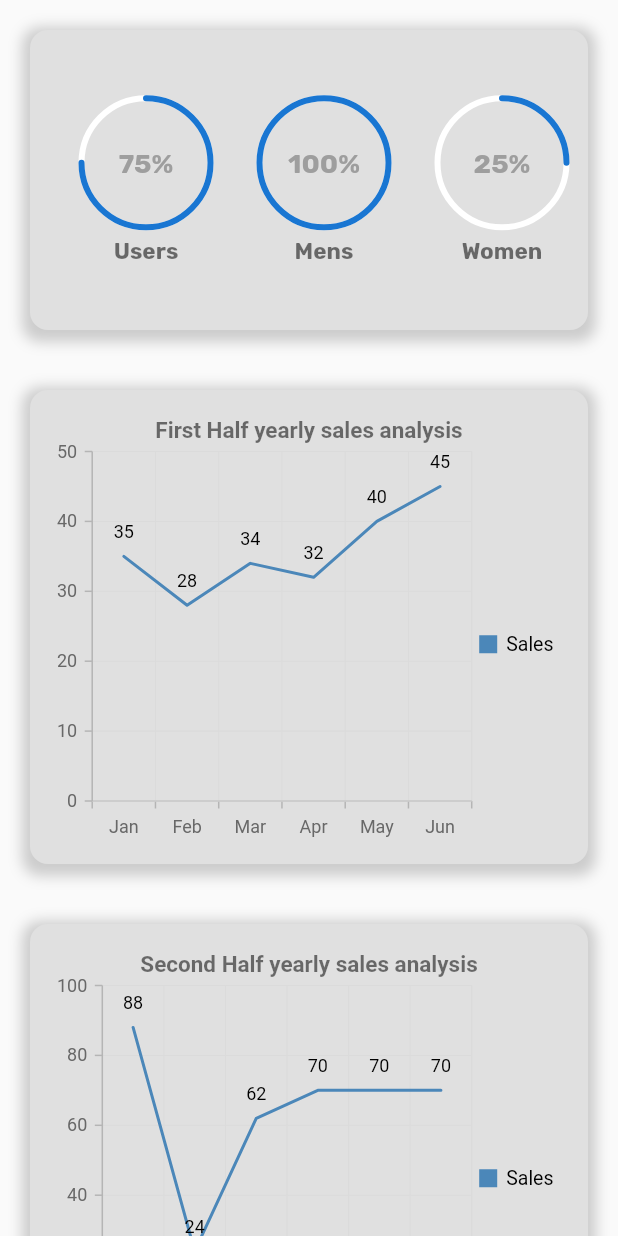
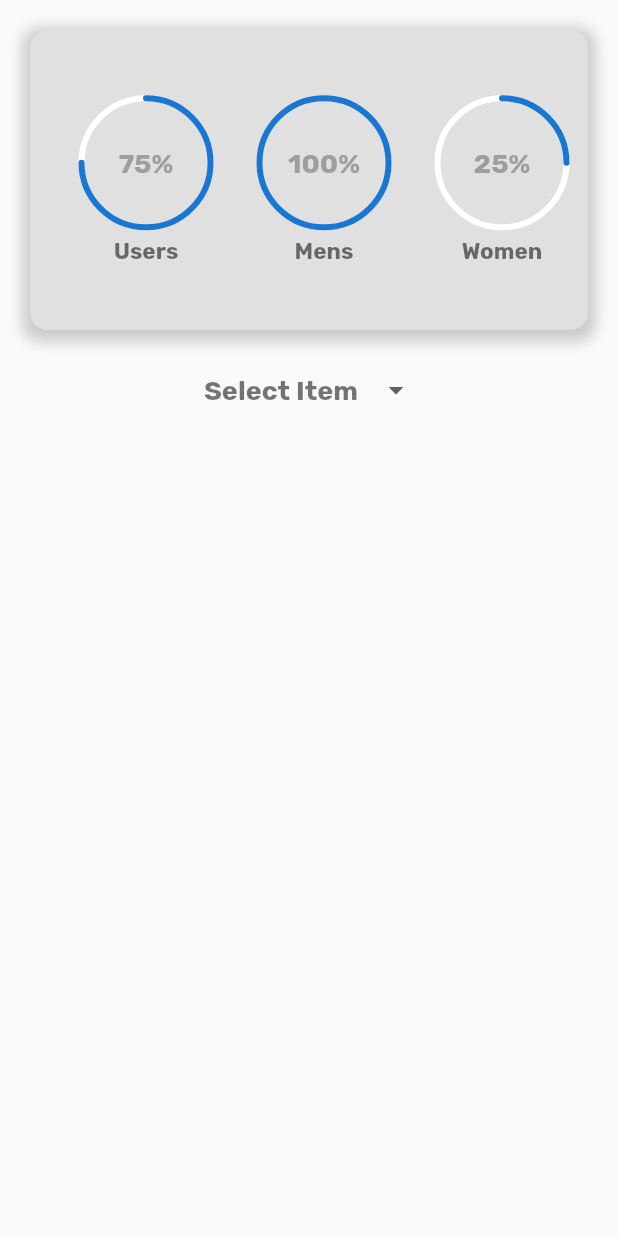
Before and after one commit to islamgamal44/Clone_app, a Flutter app: the screen it shows after launch, on a phone screen of 412 x 824 dp. Run offline on Flutter 3.47's test engine with Material 2 defaults, Android fonts, the light colour scheme and no system bars; drawn by our look-alikes of dropdown_button2, percent_indicator; our stand-ins replace carousel_slider, google_fonts, syncfusion_flutter_charts, timelines.

Commit message:
last update IJ

```diff
--- a/lib/p_i/circular_percent_indicator.dart
+++ b/lib/p_i/circular_percent_indicator.dart
@@ -1,7 +1,10 @@
 // ignore_for_file: prefer_const_literals_to_create_immutables, prefer_const_constructors, sort_child_properties_last
 
+import 'package:dropdown_button2/dropdown_button2.dart';
+import 'package:f2/p_i/cpi_widget/graph/monthlly.dart';
+import 'package:f2/p_i/cpi_widget/graph/monthly.dart';
 import 'package:flutter/material.dart';
-import 'package:syncfusion_flutter_charts/charts.dart';
+import 'package:google_fonts/google_fonts.dart';
 
 import 'cpi_widget/cpi_widget.dart';
 
@@ -13,22 +16,11 @@ class PercentIndicator extends StatefulWidget {
 }
 
 class _PercentIndicatorState extends State<PercentIndicator> {
-  List<_SalesData> data = [
-    _SalesData('Jan', 35),
-    _SalesData('Feb', 28),
-    _SalesData('Mar', 34),
-    _SalesData('Apr', 32),
-    _SalesData('May', 40),
-    _SalesData('Jun', 45),
+  final List<String> items = [
+    'Monthly',
+    'Daily',
   ];
-  List<_SalesData> dataENd = [
-    _SalesData('Jul', 88),
-    _SalesData('Aug', 24),
-    _SalesData('Sep', 62),
-    _SalesData('Oct', 70),
-    _SalesData('Nov', 70),
-    _SalesData('Dec', 70),
-  ];
+  String? selectedValue;
   @override
   Widget build(BuildContext context) {
     return Scaffold(
@@ -92,110 +84,70 @@ class _PercentIndicatorState extends State<PercentIndicator> {
                     ),
                   )),
             ),
-            Padding(
-              padding: const EdgeInsets.all(20.0),
-              child: Container(
-                  width: double.infinity,
-                  decoration: BoxDecoration(
-                    borderRadius: BorderRadius.circular(12),
-                    color: Colors.grey[300],
-                    boxShadow: [
-                      BoxShadow(
-                        color: Colors.grey.withOpacity(0.5),
-                        spreadRadius: 5,
-                        blurRadius: 7,
-                        offset: Offset(0, 3),
-                      ),
-                    ],
+            Center(
+              child: DropdownButtonHideUnderline(
+                child: DropdownButton2(
+                  hint: Text(
+                    'Select Item',
+                    style: GoogleFonts.rubik(
+                        textStyle: TextStyle(
+                            fontSize: 18,
+                            color: Colors.black54,
+                            fontWeight: FontWeight.bold)),
                   ),
-                  child: Padding(
-                      padding: const EdgeInsets.all(8.0),
-                      child: Container(
-                        child: SfCartesianChart(
-                            primaryXAxis: CategoryAxis(),
-                            // Chart title
-                            title: ChartTitle(
-                              text: 'First Half yearly sales analysis',
-                              textStyle: TextStyle(
-                                  fontSize: 15,
-                                  color: Colors.black54,
-                                  fontWeight: FontWeight.bold),
+                  items: items
+                      .map((item) => DropdownMenuItem<String>(
+                            value: item,
+                            child: Text(
+                              item,
+                              style: const TextStyle(
+                                fontSize: 14,
+                              ),
                             ),
-                            // Enable legend
-                            legend: Legend(isVisible: true),
-                            // Enable tooltip
-                            tooltipBehavior: TooltipBehavior(enable: true),
-                            series: <ChartSeries<_SalesData, String>>[
-                              LineSeries<_SalesData, String>(
-                                  dataSource: data,
-                                  xValueMapper: (_SalesData sales, _) =>
-                                      sales.year,
-                                  yValueMapper: (_SalesData sales, _) =>
-                                      sales.sales,
-                                  name: 'Sales',
-                                  // Enable data label
-                                  dataLabelSettings:
-                                      DataLabelSettings(isVisible: true))
-                            ]),
-                      ))),
+                          ))
+                      .toList(),
+                  value: selectedValue,
+
+                  onChanged: (String? newValue) {
+                    if (newValue != selectedValue) {
+                      switch (newValue) {
+                        case 'Monthly':
+                          Navigator.push(
+                            context,
+                            MaterialPageRoute(
+                                builder: (context) => const Monthly()),
+                          );
+                          break;
+                        case 'Daily':
+                          Navigator.push(
+                            context,
+                            MaterialPageRoute(
+                                builder: (context) => const Daily()),
+                          );
+                          break;
+                      }
+                    }
+
+                    setState(() {
+                      selectedValue = newValue!;
+                    });
+                  },
+                  // value: selectedValue,
+                  // onChanged: (value) {
+                  //   setState(() {
+                  //     selectedValue = value as String;
+                  //   });
+                  buttonHeight: 40,
+                  buttonWidth: 140,
+                  itemHeight: 40,
+                ),
+              ),
             ),
-            Padding(
-              padding: const EdgeInsets.all(20.0),
-              child: Container(
-                  width: double.infinity,
-                  decoration: BoxDecoration(
-                    borderRadius: BorderRadius.circular(12),
-                    color: Colors.grey[300],
-                    boxShadow: [
-                      BoxShadow(
-                        color: Colors.grey.withOpacity(0.5),
-                        spreadRadius: 5,
-                        blurRadius: 7,
-                        offset: Offset(0, 3),
-                      ),
-                    ],
-                  ),
-                  child: Padding(
-                      padding: const EdgeInsets.all(8.0),
-                      child: Container(
-                        child: SfCartesianChart(
-                            primaryXAxis: CategoryAxis(),
-                            // Chart title
-                            title: ChartTitle(
-                              text: 'Second Half yearly sales analysis',
-                              textStyle: TextStyle(
-                                  fontSize: 15,
-                                  color: Colors.black54,
-                                  fontWeight: FontWeight.bold),
-                            ),
-                            // Enable legend
-                            legend: Legend(isVisible: true),
-                            // Enable tooltip
-                            tooltipBehavior: TooltipBehavior(enable: true),
-                            series: <ChartSeries<_SalesData, String>>[
-                              LineSeries<_SalesData, String>(
-                                  dataSource: dataENd,
-                                  xValueMapper: (_SalesData sales, _) =>
-                                      sales.year,
-                                  yValueMapper: (_SalesData sales, _) =>
-                                      sales.sales,
-                                  name: 'Sales',
-                                  // Enable data label
-                                  dataLabelSettings:
-                                      DataLabelSettings(isVisible: true))
-                            ]),
-                      ))),
-            ),
+
+            // Padding
           ],
         ),
       ]),
     ));
   }
 }
-
-class _SalesData {
-  _SalesData(this.year, this.sales);
-
-  final String year;
-  final double sales;
-}
--- a/pubspec.yaml
+++ b/pubspec.yaml
@@ -44,6 +44,7 @@ dependencies:
   carousel_slider: ^4.2.1
   animated_text_kit: ^4.2.2
   syncfusion_flutter_charts: ^20.4.44
+  dropdown_button2: ^1.9.2
 
 dev_dependencies:
   flutter_test:
```
Also changed, not shown: pubspec.lock.
